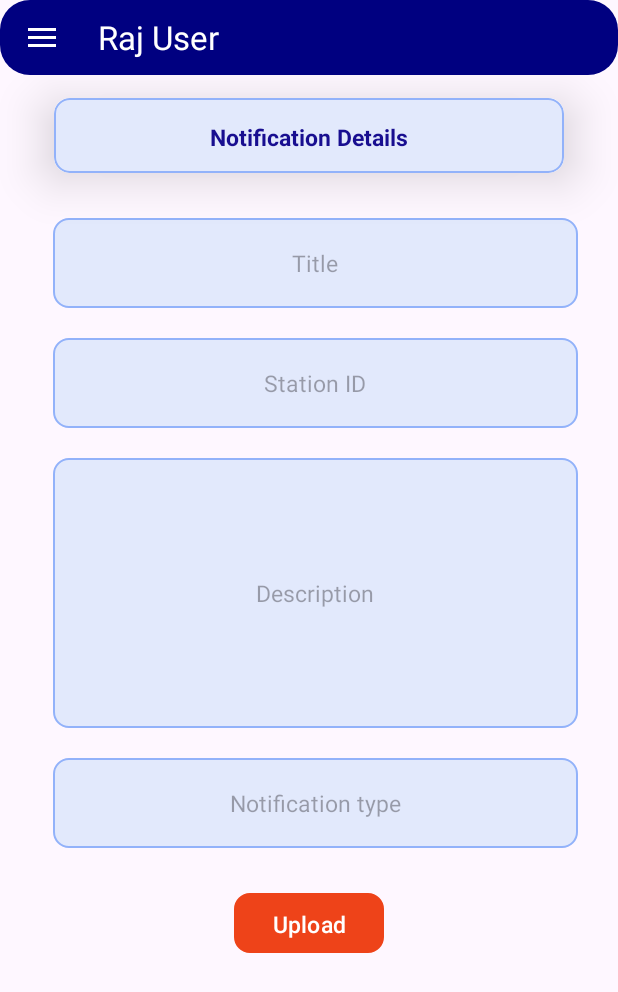
After one commit to devltrsoft/RJPOLICE_HACK_1210_LTRIAN_OPEN-13-2, an Android app: the fragment Admin_add_notification placed in its activity, on a phone screen of 412 x 824 dp. The commit adds this screen. Shown: the top 992 px of the screen. Run offline under Robolectric (Android 15) with nearby library versions, the phone set to English and light mode, and no system bars; network calls fail.

Commit message:
commit by ganesh

```diff
--- a/app/src/main/java/com/ltrsoft/police_app/fragment/AdminAddComplainPage.java
+++ b/app/src/main/java/com/ltrsoft/police_app/fragment/AdminAddComplainPage.java
@@ -16,11 +16,13 @@
 
 public class AdminAddComplainPage extends Fragment {
 
-    private LinearLayout addcomplain,addsuspect,addevidence,addwitness,addvictim,Addinvestigation,addcriminal,addwrrent;
+    private LinearLayout addcomplain,addsuspect,addevidence,addwitness,addvictim,Addinvestigation,addcriminal,
+            addnotification,addwrrent;
     @Override
     public View onCreateView(LayoutInflater inflater, ViewGroup container,
                              Bundle savedInstanceState) {
         View view= inflater.inflate(R.layout.admin_complain_page, container, false);
+        addnotification=view.findViewById(R.id.addnotification);
 
         addcomplain = view.findViewById(R.id.Addcompalint);
         addsuspect = view.findViewById(R.id.Addsuspect);
@@ -56,6 +58,13 @@
             public void onClick(View view) {
                 AddComplaint addComplaint = new AddComplaint();
                 loadfragment(addComplaint);
+            }
+        });
+        addnotification.setOnClickListener(new View.OnClickListener() {
+            @Override
+            public void onClick(View view) {
+                Admin_add_notification adminAddNotification = new Admin_add_notification();
+                loadfragment(adminAddNotification);
             }
         });
 
--- /dev/null
+++ b/app/src/main/java/com/ltrsoft/police_app/fragment/Admin_add_notification.java
@@ -0,0 +1,32 @@
+package com.ltrsoft.police_app.fragment;
+
+import android.os.Bundle;
+
+import androidx.fragment.app.Fragment;
+
+import android.view.LayoutInflater;
+import android.view.View;
+import android.view.ViewGroup;
+
+import com.ltrsoft.police_app.R;
+
+public class Admin_add_notification extends Fragment {
+
+
+    public Admin_add_notification() {
+        // Required empty public constructor
+    }
+
+
+
+    @Override
+    public View onCreateView(LayoutInflater inflater, ViewGroup container,
+                             Bundle savedInstanceState) {
+        // Inflate the layout for this fragment
+        View view= inflater.inflate(R.layout.admin_add_notification, container, false);
+
+
+
+    return view;
+    }
+}
--- /dev/null
+++ b/app/src/main/res/layout/admin_add_notification.xml
@@ -0,0 +1,104 @@
+<?xml version="1.0" encoding="utf-8"?>
+<LinearLayout
+    xmlns:app="http://schemas.android.com/apk/res-auto"
+    xmlns:android="http://schemas.android.com/apk/res/android"
+    xmlns:tools="http://schemas.android.com/tools"
+    android:layout_width="match_parent"
+    android:layout_height="match_parent"
+    android:orientation="vertical">
+
+
+
+    <androidx.cardview.widget.CardView
+        android:layout_width="340dp"
+        android:layout_height="50dp"
+        android:layout_gravity="center"
+        android:layout_marginTop="15dp"
+        app:cardElevation="20dp"
+        app:cardCornerRadius="10dp">
+
+        <TextView
+            android:background="@drawable/d1"
+            android:layout_gravity="center"
+            android:layout_width="match_parent"
+            android:layout_height="wrap_content"
+            android:text="Notification Details"
+            android:gravity="center"
+            android:textColor="#180E90"
+            android:padding="15dp"
+            android:textStyle="bold"
+            android:textSize="15dp" />
+
+
+    </androidx.cardview.widget.CardView>
+
+
+    <EditText
+
+        android:id="@+id/complain_name"
+        android:layout_width="350dp"
+        android:layout_height="60dp"
+        android:layout_marginTop="30dp"
+        android:layout_marginHorizontal="35dp"
+        android:background="@drawable/d1"
+        android:hint="Title"
+        android:gravity="center"
+        android:textSize="15dp" />
+
+    <TextView
+        android:id="@+id/complain_description"
+        android:layout_width="350dp"
+        android:layout_height="60dp"
+        android:layout_marginTop="20dp"
+        android:layout_marginHorizontal="35dp"
+        android:background="@drawable/d1"
+        android:hint="Station ID"
+        android:inputType="text"
+        android:gravity="center"
+        android:text=""
+        android:textSize="15dp" />
+
+
+    <TextView
+        android:id="@+id/complain_Against"
+        android:layout_width="350dp"
+        android:layout_height="180dp"
+        android:layout_marginTop="20dp"
+        android:layout_marginHorizontal="35dp"
+        android:background="@drawable/d1"
+        android:hint="Description"
+        android:inputType="text"
+        android:gravity="center"
+        android:text=""
+        android:textSize="15dp" />
+
+    <TextView
+        android:id="@+id/incident_date"
+        android:layout_width="350dp"
+        android:layout_height="60dp"
+        android:layout_marginTop="20dp"
+        android:layout_marginHorizontal="35dp"
+        android:background="@drawable/d1"
+        android:hint="Notification type"
+        android:inputType="text"
+        android:gravity="center"
+        android:text=""
+        android:textSize="15dp" />
+
+    <Button
+        android:id="@+id/upload"
+        android:layout_width="100dp"
+        android:layout_height="40dp"
+        android:layout_marginTop="30dp"
+         android:background="@drawable/d1"
+        android:layout_gravity="center"
+        android:gravity="center"
+        android:text="Upload"
+        android:textColor="@color/white"
+        app:backgroundTint="#EE4319"
+        android:textSize="15dp" />
+
+
+
+
+    </LinearLayout>
--- a/app/src/main/res/layout/admin_complain_page.xml
+++ b/app/src/main/res/layout/admin_complain_page.xml
@@ -319,8 +319,7 @@
         android:layout_below="@+id/layout2"
         android:gravity="center">
         <androidx.cardview.widget.CardView
-            android:id="@+id/addnotification"
-            android:layout_width="80dp"
+             android:layout_width="80dp"
             android:backgroundTint="@android:color/transparent"
 
             android:layout_height="80dp"
@@ -328,7 +327,7 @@
             app:cardMaxElevation="10dp">
 
             <LinearLayout
-                android:id="@+id/noti"
+                android:id="@+id/addnotification"
                 android:layout_width="match_parent"
                 android:layout_height="match_parent"
                 android:background="@drawable/cornercard"
```
